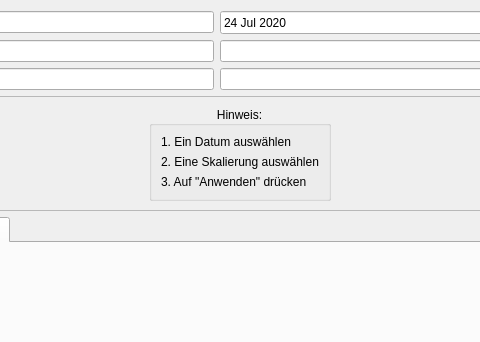
JosephBisso/Starlink, file src/belgien.ui: the form before one commit; both pictures show x 283 to 763 and y 0 to 342 of the 1000 by 700 pixel window.
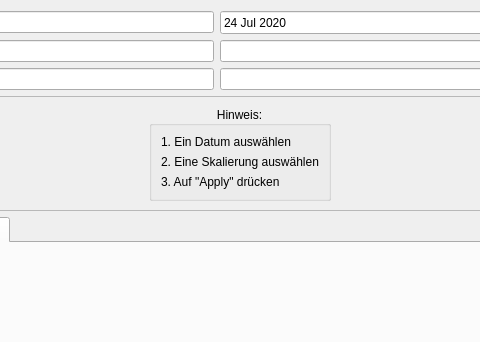
The form after the commit.

Commit message: Aenderung "Anwenden" in "Apply"

Patch:
```diff
--- a/src/belgien.ui
+++ b/src/belgien.ui
@@ -215,7 +215,7 @@
          <item row="2" column="0">
           <widget class="QLabel" name="label_3">
            <property name="text">
-            <string>3. Auf &quot;Anwenden&quot; drücken</string>
+            <string>3. Auf &quot;Apply&quot; drücken</string>
            </property>
           </widget>
          </item>
```
The commit also changes 36 other files.
